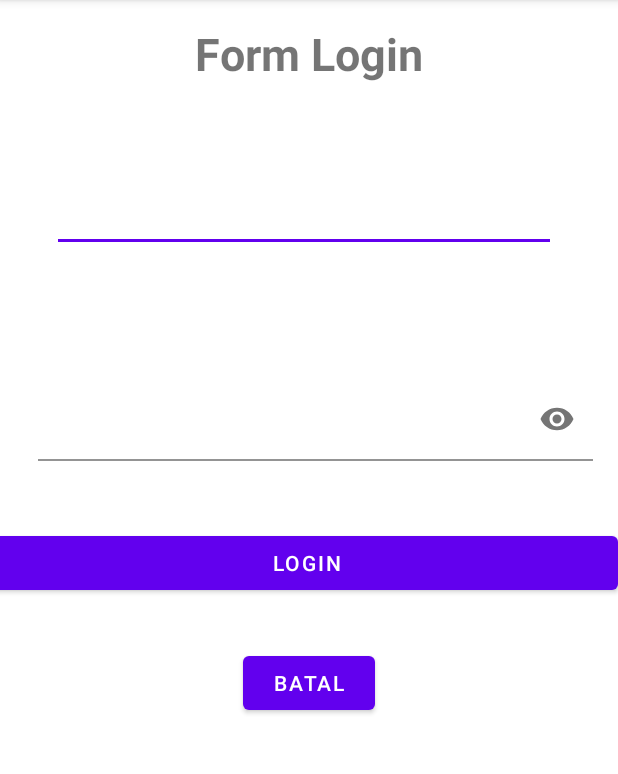
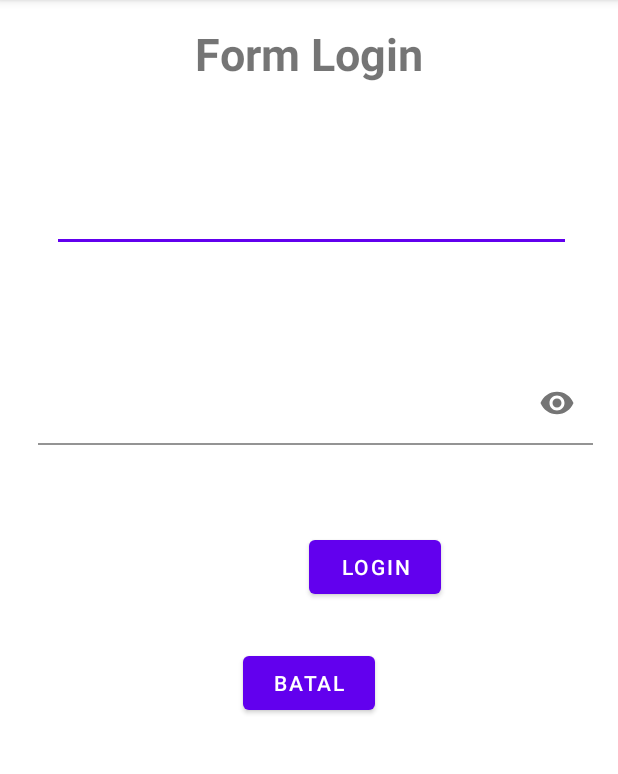
Before and after one commit to us-AnN/startup1820009, an Android app: the LoginActivity screen opened directly, with no data from a screen before it, on a phone screen of 412 x 824 dp, the part 84-858 px from its top. Run offline under Robolectric (Android 15) with nearby library versions, the phone set to English and light mode, and no system bars.

Commit message:
Hanya Penyempurnaan di bagian login

```diff
--- a/app/src/main/res/layout/activity_login.xml
+++ b/app/src/main/res/layout/activity_login.xml
@@ -26,10 +26,8 @@
         android:layout_height="wrap_content"
         android:layout_below="@id/tvjudul"
         android:layout_alignParentStart="true"
-        android:layout_alignParentEnd="true"
         android:layout_marginStart="3dp"
         android:layout_marginTop="14dp"
-        android:layout_marginEnd="10dp"
         android:layout_marginBottom="15dp"
         android:importantForAccessibility="yes"
         android:padding="20dp">
@@ -51,7 +49,8 @@
         android:layout_width="match_parent"
         android:layout_height="wrap_content"
         android:layout_below="@id/ml1"
-        android:layout_marginTop="14dp"
+        android:layout_alignParentStart="true"
+        android:layout_marginTop="3dp"
         android:padding="20dp"
         app:passwordToggleEnabled="true">
 
@@ -77,14 +76,15 @@
 
     <com.google.android.material.button.MaterialButton
         android:id="@+id/btnlogin"
-        android:layout_width="match_parent"
+        android:layout_width="wrap_content"
         android:layout_height="wrap_content"
         android:layout_alignParentStart="true"
         android:layout_alignParentTop="true"
-        android:layout_centerVertical="true"
-        android:layout_marginStart="-3dp"
-        android:layout_marginTop="351dp"
-        android:text="Login"/>
+        android:layout_centerInParent="true"
+        android:layout_marginStart="206dp"
+        android:layout_marginLeft="35sp"
+        android:layout_marginTop="354dp"
+        android:text="Login" />
 
     <Button
         android:id="@+id/btnbatal"
@@ -94,6 +94,6 @@
         android:layout_centerHorizontal="true"
         android:layout_marginLeft="35sp"
         android:layout_marginTop="431dp"
+        android:onClick="batal"
         android:text="Batal"/>
-
-</RelativeLayout>
+    </RelativeLayout>
```
Also changed, not shown: app/src/main/java/com/example/startup1820009/LoginActivity.kt (+9 -0 lines), app/src/main/java/com/example/startup1820009/ProfileActivity.kt (+11 -0 lines), app/src/main/res/layout/activity_profile.xml (+9 -1 lines).
